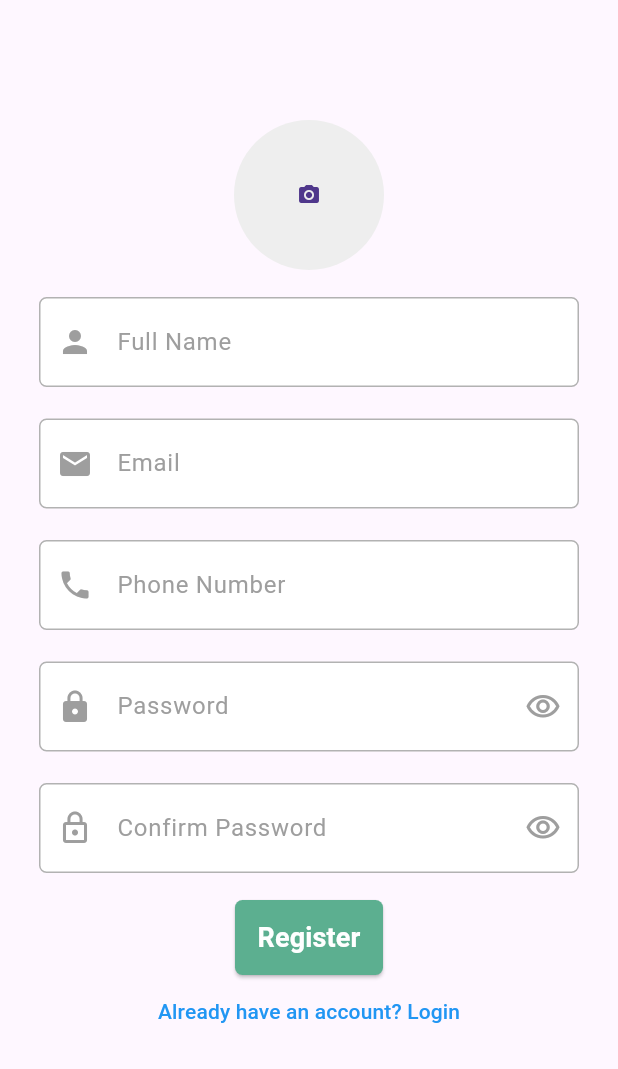
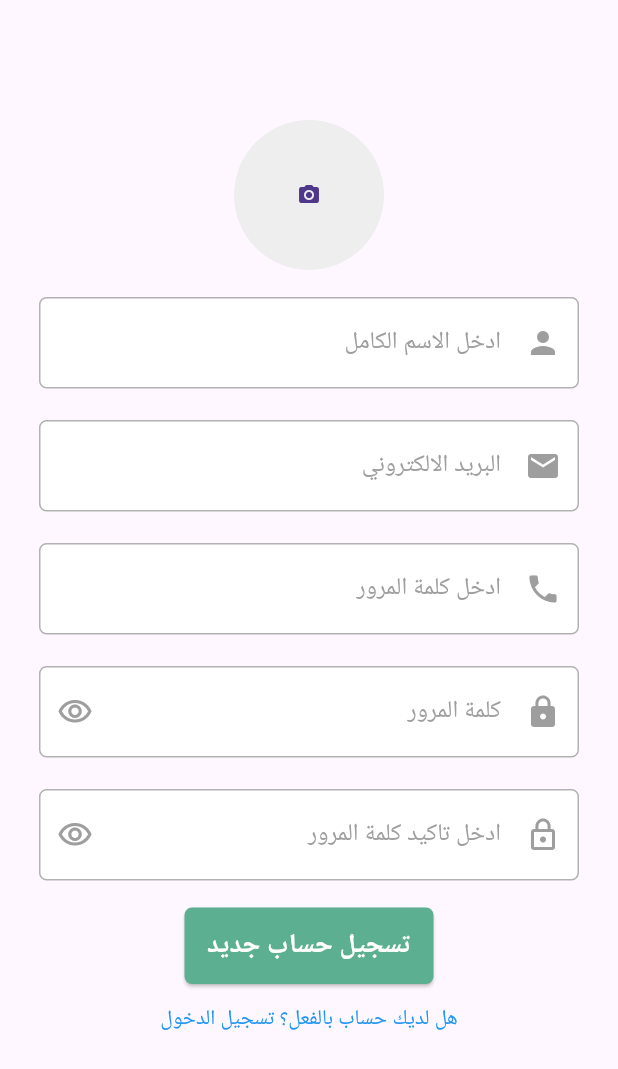
Before and after one commit to mohamedkhaled239/grabit_ecommerce, a Flutter app: the RegisterScreen screen opened by its route, on a phone screen of 412 x 824 dp. Shown: the top 1069 px of the screen. Run offline on Flutter 3.47's test engine with Material 3 defaults, Android fonts, the phone set to English and light mode, and no system bars; drawn by our look-alikes of modal_progress_hud_nsn; our stand-ins replace cached_network_image, card_swiper, cloud_firestore, equatable, firebase_auth, firebase_core and 8 more; missing offline and left inert: string_similarity; accounts and stored records are empty; project files that could hold a hidden picture were left out.

Commit message:
add localization in login & register

```diff
--- a/lib/features/auth/view/login_page.dart
+++ b/lib/features/auth/view/login_page.dart
@@ -4,6 +4,7 @@
 import 'package:grabit_ecommerce/core/widgets/custom_text_field.dart';
 import 'package:grabit_ecommerce/features/auth/controller/auth_controller.dart';
 import 'package:grabit_ecommerce/features/auth/controller/auth_state.dart';
+import 'package:grabit_ecommerce/generated/l10n.dart';
 
 class LoginPage extends StatefulWidget {
   const LoginPage({super.key});
@@ -30,14 +31,14 @@
             Image.asset('assets/images/logoapp.png', height: 200),
             CustomTextField(
               controller: _emailController,
-              hintText: 'Enter your email',
+              hintText: S.of(context).Enter_your_email,
               obscureText: false,
               prefixIcon: Icons.email_outlined,
               focusedBorderColor: Colors.deepPurple,
             ),
             CustomTextField(
               controller: _passwordController,
-              hintText: 'Enter your password',
+              hintText: S.of(context).Enter_your_password,
               obscureText: true,
               prefixIcon: Icons.lock_outline,
             ),
@@ -48,16 +49,21 @@
                 listener: (context, state) {
                   if (state is AuthFailure) {
                     ScaffoldMessenger.of(context).showSnackBar(
-                      SnackBar(content: Text('Login failed: ${state.error}')),
+                      SnackBar(
+                        content: Text(
+                          '${S.of(context).Login_failed} ${state.error}',
+                        ),
+                      ),
                     );
                   }
                   if (state is AuthSuccess) {
                     Navigator.pushNamed(context, '/root');
                   }
                 },
+
                 builder: (context, state) {
                   return CustomButton(
-                    text: 'Login',
+                    text: S.of(context).Login,
                     onPressed: () {
                       if (_formKey.currentState!.validate()) {
                         context.read<AuthController>().login(
@@ -74,8 +80,8 @@
             Row(
               mainAxisAlignment: MainAxisAlignment.center,
               children: [
-                const Text(
-                  'don\'t have an account?',
+                Text(
+                  S.of(context).dont_have_an_account,
                   style: TextStyle(color: Colors.black),
                 ),
                 GestureDetector(
@@ -83,7 +89,7 @@
                     Navigator.pushNamed(context, '/register');
                   },
                   child: Text(
-                    '  Sign Up',
+                    S.of(context).Sign_Up,
                     style: TextStyle(color: Color(0xff1B0260).withOpacity(0.5)),
                   ),
                 ),
--- a/lib/features/auth/view/register_page.dart
+++ b/lib/features/auth/view/register_page.dart
@@ -9,6 +9,7 @@
 import 'package:grabit_ecommerce/features/auth/model/register_model.dart';
 import 'package:grabit_ecommerce/features/cart/controller/cart_cubit.dart';
 import 'package:grabit_ecommerce/features/root_screen.dart';
+import 'package:grabit_ecommerce/generated/l10n.dart';
 import 'package:image_picker/image_picker.dart';
 import 'package:modal_progress_hud_nsn/modal_progress_hud_nsn.dart';
 
@@ -75,7 +76,7 @@
                     child: Column(
                       children: [
                         SizedBox(height: 70),
-                        // Profile Image Placeholder
+
                         GestureDetector(
                           onTap: () => _pickProfileImage(context),
                           child: CircleAvatar(
@@ -93,10 +94,9 @@
                         ),
                         SizedBox(height: 10),
 
-                        // Name Field
                         CustomTextField(
                           controller: _nameController,
-                          hintText: 'Full Name',
+                          hintText: S.of(context).Enter_your_full_name,
                           prefixIcon: Icons.person,
                           validator: (value) {
                             if (value == null || value.isEmpty) {
@@ -108,10 +108,9 @@
                         ),
                         SizedBox(height: 5),
 
-                        // Email Field
                         CustomTextField(
                           controller: _emailController,
-                          hintText: 'Email',
+                          hintText: S.of(context).email,
                           prefixIcon: Icons.email,
                           validator: (value) {
                             if (value == null || value.isEmpty) {
@@ -126,10 +125,9 @@
                         ),
                         SizedBox(height: 5),
 
-                        // Phone Field
                         CustomTextField(
                           controller: _phoneController,
-                          hintText: 'Phone Number',
+                          hintText: S.of(context).Enter_your_password,
                           prefixIcon: Icons.phone,
                           validator: (value) {
                             if (value == null || value.isEmpty) {
@@ -141,10 +139,9 @@
                         ),
                         SizedBox(height: 5),
 
-                        // Password Field
                         CustomTextField(
                           controller: _passwordController,
-                          hintText: 'Password',
+                          hintText: S.of(context).password,
                           obscureText: true,
                           prefixIcon: Icons.lock,
                           validator: (value) {
@@ -159,10 +156,10 @@
                         ),
                         SizedBox(height: 5),
 
-                        // Confirm Password Field
                         CustomTextField(
                           controller: _confirmPasswordController,
-                          hintText: 'Confirm Password',
+                          hintText:
+                              S.of(context).Enter_your_password_confirmation,
                           obscureText: true,
                           prefixIcon: Icons.lock_outline,
                           validator: (value) {
@@ -174,17 +171,15 @@
                         ),
                         SizedBox(height: 10),
 
-                        // Register Button
                         CustomButton(
-                          text: 'Register',
+                          text: S.of(context).Register,
                           onPressed: () => _registerUser(context),
                         ),
 
-                        // Login Link
                         TextButton(
                           onPressed: () => Navigator.pop(context),
                           child: Text(
-                            'Already have an account? Login',
+                            S.of(context).Already_have_account,
                             style: TextStyle(color: Colors.blue),
                           ),
                         ),
--- a/lib/l10n/intl_ar.arb
+++ b/lib/l10n/intl_ar.arb
@@ -3,7 +3,7 @@
     "Wishlist": "المفضلة",
     "Cart": "عربة التسوق",
     "Profile": "الملف الشخصي",
-    "Day_of_The_Deals": "يوم الصفقات",
+    "Day_of_The_Deals": "  يوم الصفقات",
     "Search_Products": "  ابحث عن المنتجات...",
     "Clothing": "ملابس",
     "Electronics": "إلكترونيات",
@@ -13,15 +13,28 @@
     "Snack_Spices": "وجبات خفيفة ",
     "Eggs": "بيض",
     "Subtotal": "المجموع الفرعي:",
-    "Cart_is_empty" : "عربة التسوق الخاصة بك فارغة",
-     "VAT": "ضريبة القيمة المضافة (20%):",
+    "Cart_is_empty": "عربة التسوق الخاصة بك فارغة",
+    "VAT": "ضريبة القيمة المضافة (20%):",
     "Total": "المجموع:",
     "CHECKOUT": "الدفع",
     "VIEW_CART": "عرض عربة التسوق",
     "No_user_found": "لم يتم العثور على مستخدم",
-     "Logout": "تسجيل الخروج",
+    "Logout": "تسجيل الخروج",
     "Your_wishlist_is_empty": "قائمة المفضلة الخاصة بك فارغة",
-     "No_products_found_in" : "لم يتم العثور على منتجات في",
-     "No_products_found": "لم يتم العثور على منتجات"
-
+    "No_products_found_in": "لم يتم العثور على منتجات في",
+    "No_products_found": "لم يتم العثور على منتجات",
+    "Login": "تسجيل الدخول",
+    "dont_have_an_account": "لا يوجد حساب؟ ",
+    "Sign_Up": "  تسجيل حساب جديد",
+    "Enter_your_email": "ادخل بريدك الالكتروني",
+    "Enter_your_password": "ادخل كلمة المرور",
+    "Login_failed": "فشل تسجيل الدخول",
+    "Register": "تسجيل حساب جديد",
+    "Enter_your_name": "ادخل اسمك",
+    "Enter_your_phone": "ادخل رقم الهاتف",
+    "Enter_your_full_name": "ادخل الاسم الكامل",
+    "Enter_your_password_confirmation": "ادخل تاكيد كلمة المرور",
+    "password": "كلمة المرور",
+    "email": "البريد الالكتروني",
+    "Already_have_account" : "هل لديك حساب بالفعل؟ تسجيل الدخول"
 }
--- a/lib/main.dart
+++ b/lib/main.dart
@@ -52,7 +52,7 @@
         ),
       ],
       child: MaterialApp(
-        locale: const Locale('en', 'US'),
+        locale: const Locale('ar', 'EG'),
         localizationsDelegates: [
           S.delegate,
           GlobalMaterialLocalizations.delegate,
```
Also changed, not shown: lib/l10n/intl_en.arb (+25 -11 lines), lib/generated/intl/messages_ar.dart, lib/generated/intl/messages_en.dart, lib/generated/l10n.dart.
